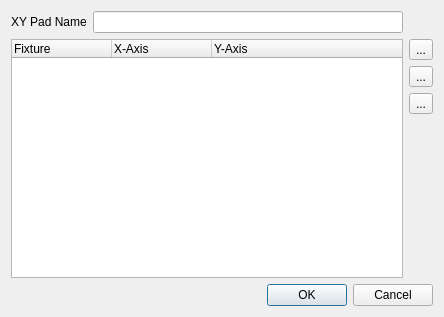
Bondzio/qlc, file trunk/ui/src/vcxypadproperties.ui: the form before one commit.
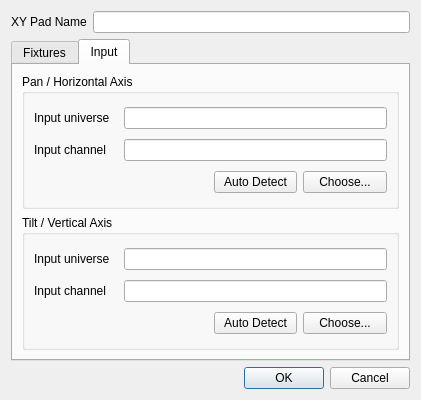
The form after the commit. The open tabs and pages were chosen to show the change. Icons and pictures are not drawn.

Commit message: Created new class QLCInputSource to bind an input universe and an input channel together. Made VCWidget take 0-255 input sources, freely definable by subclasses. Added input support to VCXYPad.

```diff
--- a/trunk/ui/src/vcxypadproperties.ui
+++ b/trunk/ui/src/vcxypadproperties.ui
@@ -6,14 +6,14 @@
    <rect>
     <x>0</x>
     <y>0</y>
-    <width>444</width>
-    <height>317</height>
+    <width>421</width>
+    <height>400</height>
    </rect>
   </property>
   <property name="windowTitle">
    <string>XY Pad Properties</string>
   </property>
-  <layout class="QGridLayout" name="gridLayout">
+  <layout class="QGridLayout" name="gridLayout_2">
    <item row="0" column="0">
     <widget class="QLabel" name="m_nameLabel">
      <property name="text">
@@ -29,6 +29,16 @@
     </widget>
    </item>
    <item row="1" column="0" colspan="2">
+    <widget class="QTabWidget" name="m_tab">
+     <property name="currentIndex">
+      <number>0</number>
+     </property>
+     <widget class="QWidget" name="fixtures">
+      <attribute name="title">
+       <string>Fixtures</string>
+      </attribute>
+      <layout class="QGridLayout" name="gridLayout">
+       <item row="0" column="0" rowspan="4">
     <widget class="QTreeWidget" name="m_tree">
      <property name="toolTip">
       <string>List of fixtures that are controlled by this pad</string>
@@ -71,9 +81,7 @@
      </column>
     </widget>
    </item>
-   <item row="1" column="2">
-    <layout class="QVBoxLayout" name="verticalLayout">
-     <item>
+       <item row="0" column="1">
       <widget class="QToolButton" name="m_addButton">
        <property name="toolTip">
         <string>Add fixture(s) to the pad</string>
@@ -93,7 +101,7 @@
        </property>
       </widget>
      </item>
-     <item>
+       <item row="1" column="1">
       <widget class="QToolButton" name="m_removeButton">
        <property name="toolTip">
         <string>Remove selected fixture(s) from the pad</string>
@@ -113,7 +121,7 @@
        </property>
       </widget>
      </item>
-     <item>
+       <item row="2" column="1">
       <widget class="QToolButton" name="m_editButton">
        <property name="toolTip">
         <string>Edit the selected fixture's axis</string>
@@ -133,7 +141,7 @@
        </property>
       </widget>
      </item>
-     <item>
+       <item row="3" column="1">
       <spacer name="verticalSpacer">
        <property name="orientation">
         <enum>Qt::Vertical</enum>
@@ -141,14 +149,157 @@
        <property name="sizeHint" stdset="0">
         <size>
          <width>20</width>
-         <height>40</height>
+           <height>142</height>
         </size>
        </property>
       </spacer>
      </item>
     </layout>
-   </item>
-   <item row="2" column="0" colspan="3">
+     </widget>
+     <widget class="QWidget" name="input">
+      <attribute name="title">
+       <string>Input</string>
+      </attribute>
+      <layout class="QVBoxLayout" name="verticalLayout">
+       <item>
+        <widget class="QGroupBox" name="groupBox">
+         <property name="title">
+          <string>Pan / Horizontal Axis</string>
+         </property>
+         <layout class="QGridLayout" name="gridLayout_3">
+          <item row="0" column="0">
+           <widget class="QLabel" name="m_panUniverseLabel">
+            <property name="text">
+             <string>Input universe</string>
+            </property>
+           </widget>
+          </item>
+          <item row="0" column="1" colspan="3">
+           <widget class="QLineEdit" name="m_panUniverseEdit">
+            <property name="readOnly">
+             <bool>true</bool>
+            </property>
+           </widget>
+          </item>
+          <item row="1" column="0">
+           <widget class="QLabel" name="m_panChannelLabel">
+            <property name="text">
+             <string>Input channel</string>
+            </property>
+           </widget>
+          </item>
+          <item row="1" column="1" colspan="3">
+           <widget class="QLineEdit" name="m_panChannelEdit">
+            <property name="readOnly">
+             <bool>true</bool>
+            </property>
+           </widget>
+          </item>
+          <item row="2" column="0" colspan="2">
+           <spacer name="horizontalSpacer">
+            <property name="orientation">
+             <enum>Qt::Horizontal</enum>
+            </property>
+            <property name="sizeHint" stdset="0">
+             <size>
+              <width>170</width>
+              <height>20</height>
+             </size>
+            </property>
+           </spacer>
+          </item>
+          <item row="2" column="2">
+           <widget class="QPushButton" name="m_panAutoDetectButton">
+            <property name="text">
+             <string>Auto Detect</string>
+            </property>
+            <property name="checkable">
+             <bool>true</bool>
+            </property>
+           </widget>
+          </item>
+          <item row="2" column="3">
+           <widget class="QPushButton" name="m_panChooseButton">
+            <property name="text">
+             <string>Choose...</string>
+            </property>
+           </widget>
+          </item>
+         </layout>
+        </widget>
+       </item>
+       <item>
+        <widget class="QGroupBox" name="groupBox_2">
+         <property name="title">
+          <string>Tilt / Vertical Axis</string>
+         </property>
+         <layout class="QGridLayout" name="gridLayout_4">
+          <item row="0" column="0">
+           <widget class="QLabel" name="m_tiltUniverseLabel">
+            <property name="text">
+             <string>Input universe</string>
+            </property>
+           </widget>
+          </item>
+          <item row="0" column="1" colspan="3">
+           <widget class="QLineEdit" name="m_tiltUniverseEdit">
+            <property name="readOnly">
+             <bool>true</bool>
+            </property>
+           </widget>
+          </item>
+          <item row="1" column="0">
+           <widget class="QLabel" name="m_tiltChannelLabel">
+            <property name="text">
+             <string>Input channel</string>
+            </property>
+           </widget>
+          </item>
+          <item row="1" column="1" colspan="3">
+           <widget class="QLineEdit" name="m_tiltChannelEdit">
+            <property name="readOnly">
+             <bool>true</bool>
+            </property>
+           </widget>
+          </item>
+          <item row="2" column="0" colspan="2">
+           <spacer name="horizontalSpacer_2">
+            <property name="orientation">
+             <enum>Qt::Horizontal</enum>
+            </property>
+            <property name="sizeHint" stdset="0">
+             <size>
+              <width>158</width>
+              <height>20</height>
+             </size>
+            </property>
+           </spacer>
+          </item>
+          <item row="2" column="2">
+           <widget class="QPushButton" name="m_tiltAutoDetectButton">
+            <property name="text">
+             <string>Auto Detect</string>
+            </property>
+            <property name="checkable">
+             <bool>true</bool>
+            </property>
+           </widget>
+          </item>
+          <item row="2" column="3">
+           <widget class="QPushButton" name="m_tiltChooseButton">
+            <property name="text">
+             <string>Choose...</string>
+            </property>
+           </widget>
+          </item>
+         </layout>
+        </widget>
+       </item>
+      </layout>
+     </widget>
+    </widget>
+   </item>
+   <item row="2" column="0" colspan="2">
     <widget class="QDialogButtonBox" name="m_buttonBox">
      <property name="orientation">
       <enum>Qt::Horizontal</enum>
```
Left out of the diff: 92 changed lines with no effect on the pictures. Lines whose indentation alone changed are shown as unchanged. The commit also changes 26 other files.
